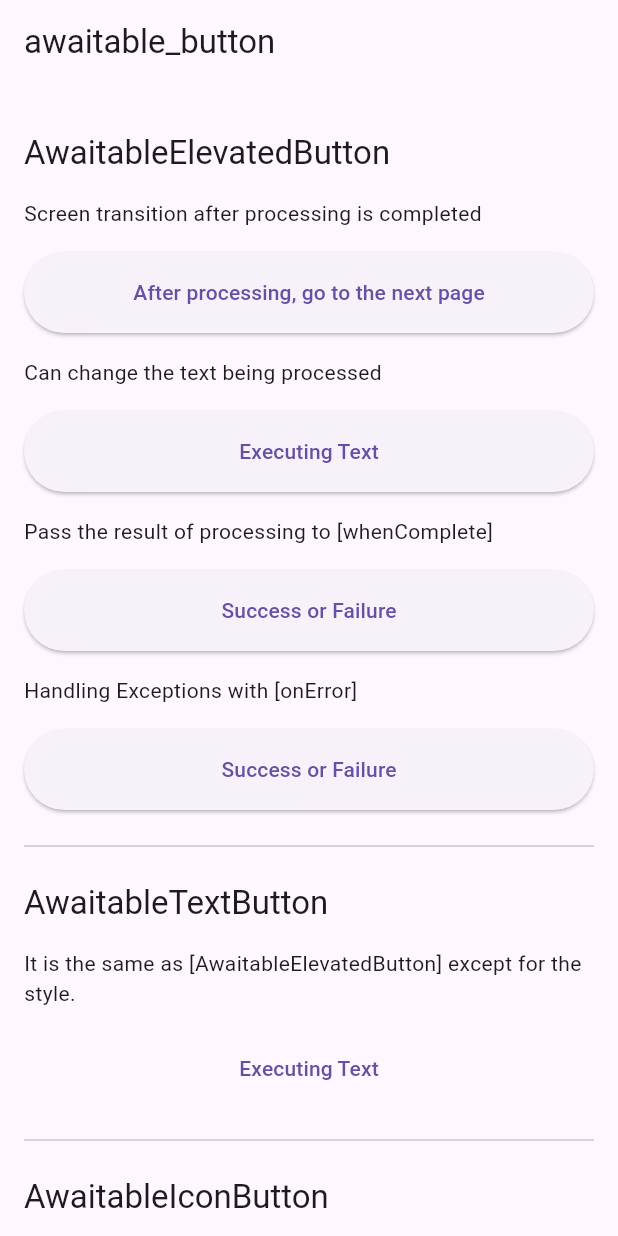
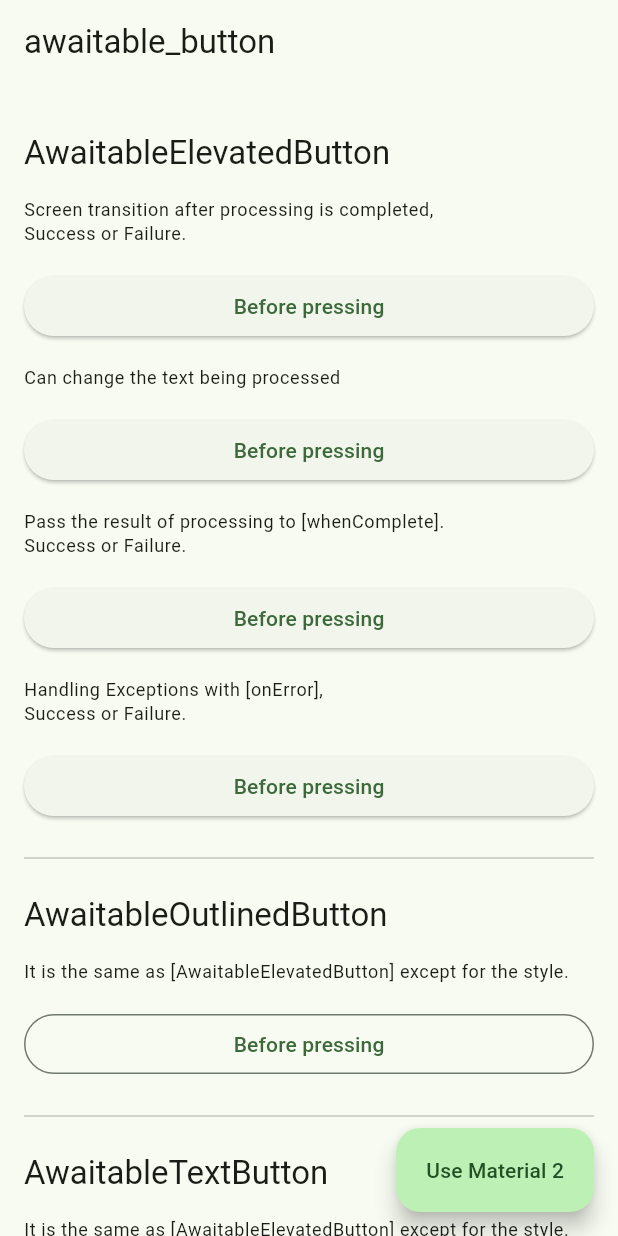
Before and after one commit to altive/awaitable_button, a Flutter app: the screen it shows after launch, on a phone screen of 412 x 824 dp. Run offline on Flutter 3.47's test engine with Material 2 defaults, Android fonts, the phone set to English and light mode, and no system bars.

Commit message:
feat: add `AwaitableFilledButton` and `AwaitableFilledTonalButton` representing `FilledButton` and `FilledTonalButton` in Material 3.

```diff
--- a/packages/awaitable_button/example/lib/main.dart
+++ b/packages/awaitable_button/example/lib/main.dart
@@ -9,28 +9,45 @@ void main() {
   runApp(const MyApp());
 }
 
-class MyApp extends StatelessWidget {
+class MyApp extends StatefulWidget {
   const MyApp({super.key});
+
+  @override
+  State<MyApp> createState() => _MyAppState();
+}
+
+class _MyAppState extends State<MyApp> {
+  bool useMaterial3 = true;
 
   @override
   Widget build(BuildContext context) {
     return MaterialApp(
       title: 'AwaitableButton Demo',
       theme: ThemeData(
-        useMaterial3: true,
-        elevatedButtonTheme: ElevatedButtonThemeData(
-          style: ElevatedButton.styleFrom(
-            minimumSize: const Size.fromHeight(54),
+        useMaterial3: useMaterial3,
+        colorSchemeSeed: useMaterial3 ? Colors.green : null,
+        primarySwatch: useMaterial3 ? null : Colors.blue,
       ),
+      home: MyHomePage(
+        useMaterial3: useMaterial3,
+        onFabPressed: () => setState(() {
+          useMaterial3 = !useMaterial3;
+        }),
       ),
-      ),
-      home: const MyHomePage(),
     );
   }
 }
 
 class MyHomePage extends StatefulWidget {
-  const MyHomePage({super.key});
+  const MyHomePage({
+    super.key,
+    required this.useMaterial3,
+    required this.onFabPressed,
+  });
+
+  final bool useMaterial3;
+
+  final VoidCallback onFabPressed;
 
   @override
   State<MyHomePage> createState() => _MyHomePageState();
@@ -43,17 +60,19 @@ class _MyHomePageState extends State<MyHomePage> {
       appBar: AppBar(
         title: const Text('awaitable_button'),
       ),
+      floatingActionButton: FloatingActionButton.extended(
+        onPressed: widget.onFabPressed,
+        label: Text(widget.useMaterial3 ? 'Use Material 2' : 'Use Material 3'),
+      ),
       body: ListView(
         padding: const EdgeInsets.all(16),
         children: <Widget>[
-          Text(
-            'AwaitableElevatedButton',
-            style: Theme.of(context).textTheme.headline6,
-          ),
-          const Text(
-            'Screen transition after processing is completed',
-          ),
-          AwaitableElevatedButton<void>(
+          _Button(
+            title: 'AwaitableElevatedButton',
+            description: '''
+Screen transition after processing is completed,
+Success or Failure.''',
+            button: AwaitableElevatedButton<void>(
               onPressed: () async {
                 await Future<void>.delayed(const Duration(seconds: 2));
               },
@@ -69,22 +88,24 @@ class _MyHomePageState extends State<MyHomePage> {
                   ),
                 );
               },
-            child: const Text('After processing, go to the next page'),
+              child: const Text('Before pressing'),
             ),
-          const Text(
-            'Can change the text being processed',
           ),
-          AwaitableElevatedButton<void>(
+          _Button(
+            description: 'Can change the text being processed',
+            button: AwaitableElevatedButton<void>(
               onPressed: () async {
                 await Future<void>.delayed(const Duration(seconds: 2));
               },
               executingChild: const Text('Executing...'),
-            child: const Text('Executing Text'),
+              child: const Text('Before pressing'),
             ),
-          const Text(
-            'Pass the result of processing to [whenComplete]',
           ),
-          AwaitableElevatedButton<String>(
+          _Button(
+            description: '''
+Pass the result of processing to [whenComplete].
+Success or Failure.''',
+            button: AwaitableElevatedButton<String>(
               onPressed: () async {
                 try {
                   await Future<void>.delayed(const Duration(seconds: 2));
@@ -113,12 +134,14 @@ class _MyHomePageState extends State<MyHomePage> {
                   },
                 );
               },
-            child: const Text('Success or Failure'),
+              child: const Text('Before pressing'),
             ),
-          const Text(
-            'Handling Exceptions with [onError]',
           ),
-          AwaitableElevatedButton<void>(
+          _Button(
+            description: '''
+Handling Exceptions with [onError],
+Success or Failure.''',
+            button: AwaitableElevatedButton<void>(
               onPressed: () async {
                 await Future<void>.delayed(const Duration(seconds: 2));
                 if (Random().nextBool()) {
@@ -127,7 +150,7 @@ class _MyHomePageState extends State<MyHomePage> {
               },
               onError: (exception, stackTrace) {
                 ScaffoldMessenger.of(context).showSnackBar(
-                SnackBar(content: Text('$exception, $stackTrace')),
+                  const SnackBar(content: Text('Failed.')),
                 );
               },
               whenComplete: (_) {
@@ -146,32 +169,68 @@ class _MyHomePageState extends State<MyHomePage> {
                   },
                 );
               },
-            child: const Text('Success or Failure'),
+              child: const Text('Before pressing'),
+            ),
           ),
           const Divider(),
-          Text(
-            'AwaitableTextButton',
-            style: Theme.of(context).textTheme.headline6,
-          ),
-          const Text(
-            'It is the same as [AwaitableElevatedButton] except for the style.',
-          ),
-          AwaitableTextButton<void>(
+          _Button(
+            title: 'AwaitableOutlinedButton',
+            description: 'It is the same as [AwaitableElevatedButton] '
+                'except for the style.',
+            button: AwaitableOutlinedButton<void>(
               onPressed: () async {
                 await Future<void>.delayed(const Duration(seconds: 2));
               },
               executingChild: const Text('Executing...'),
-            child: const Text('Executing Text'),
+              child: const Text('Before pressing'),
+            ),
           ),
           const Divider(),
-          Text(
-            'AwaitableIconButton',
-            style: Theme.of(context).textTheme.headline6,
+          _Button(
+            title: 'AwaitableTextButton',
+            description: 'It is the same as [AwaitableElevatedButton] '
+                'except for the style.',
+            button: AwaitableTextButton<void>(
+              onPressed: () async {
+                await Future<void>.delayed(const Duration(seconds: 2));
+              },
+              executingChild: const Text('Executing...'),
+              child: const Text('Before pressing'),
             ),
-          const Text(
-            'Success or Failure handling',
           ),
-          AwaitableIconButton<void>(
+          const Divider(),
+          if (widget.useMaterial3) ...[
+            _Button(
+              title: 'AwaitableFilledButton',
+              description: 'It is the same as [AwaitableElevatedButton] '
+                  'except for the style.',
+              button: AwaitableFilledButton<void>(
+                onPressed: () async {
+                  await Future<void>.delayed(const Duration(seconds: 2));
+                },
+                executingChild: const Text('Executing...'),
+                child: const Text('Before pressing'),
+              ),
+            ),
+            const Divider(),
+            _Button(
+              title: 'AwaitableFilledTonalButton',
+              description: 'It is the same as [AwaitableElevatedButton] '
+                  'except for the style.',
+              button: AwaitableFilledTonalButton<void>(
+                onPressed: () async {
+                  await Future<void>.delayed(const Duration(seconds: 2));
+                },
+                executingChild: const Text('Executing...'),
+                child: const Text('Before pressing'),
+              ),
+            ),
+            const Divider(),
+          ],
+          _Button(
+            title: 'AwaitableIconButton',
+            description: 'Success or Failure handling',
+            button: AwaitableIconButton<void>(
               onPressed: () async {
                 await Future<void>.delayed(const Duration(seconds: 2));
                 if (Random().nextBool()) {
@@ -201,15 +260,16 @@ class _MyHomePageState extends State<MyHomePage> {
               },
               icon: const Icon(Icons.timer),
             ),
-          const Text(
-            'Can change the icon being processed',
           ),
-          AwaitableIconButton<void>(
+          _Button(
+            description: 'Can change the icon being processed',
+            button: AwaitableIconButton<void>(
               onPressed: () async {
                 await Future<void>.delayed(const Duration(seconds: 1));
               },
               executingIcon: const Icon(Icons.timer_sharp),
               icon: const Icon(Icons.timer),
+            ),
           ),
         ].fold([], (widgets, next) {
           return widgets
@@ -222,3 +282,38 @@ class _MyHomePageState extends State<MyHomePage> {
     );
   }
 }
+
+class _Button extends StatelessWidget {
+  const _Button({
+    this.title,
+    required this.description,
+    required this.button,
+  });
+
+  final String? title;
+  final String description;
+  final Widget button;
+
+  @override
+  Widget build(BuildContext context) {
+    final title = this.title;
+    return Column(
+      crossAxisAlignment: CrossAxisAlignment.stretch,
+      children: [
+        if (title != null) ...[
+          Text(
+            title,
+            style: Theme.of(context).textTheme.headline6,
+          ),
+          const SizedBox(height: 16),
+        ],
+        Text(
+          description,
+          style: Theme.of(context).textTheme.caption,
+        ),
+        const SizedBox(height: 16),
+        button,
+      ],
+    );
+  }
+}
--- a/packages/awaitable_button/lib/awaitable_button.dart
+++ b/packages/awaitable_button/lib/awaitable_button.dart
@@ -1,6 +1,8 @@
 library awaitable_button;
 
 export 'src/awaitable_elevated_button.dart';
+export 'src/awaitable_filled_button.dart';
+export 'src/awaitable_filled_tonal_button.dart';
 export 'src/awaitable_icon_button.dart';
 export 'src/awaitable_outlined_button.dart';
 export 'src/awaitable_text_button.dart';
--- a/packages/awaitable_button/lib/src/awaitable_button.dart
+++ b/packages/awaitable_button/lib/src/awaitable_button.dart
@@ -147,6 +147,30 @@ class _AwaitableButtonState<R> extends State<AwaitableButton<R>>
                   ),
           child: child,
         );
+      case ButtonType.filled:
+        return ElevatedButton(
+          onPressed: p,
+          style: ElevatedButton.styleFrom(
+            onPrimary: Theme.of(context).colorScheme.onPrimary,
+            primary: Theme.of(context).colorScheme.primary,
+          ).merge(widget.buttonStyle).copyWith(
+                splashFactory: splashFactory,
+                elevation: ButtonStyleButton.allOrNull(0),
+              ),
+          child: child,
+        );
+      case ButtonType.filledTonal:
+        return ElevatedButton(
+          onPressed: p,
+          style: ElevatedButton.styleFrom(
+            onPrimary: Theme.of(context).colorScheme.onSecondaryContainer,
+            primary: Theme.of(context).colorScheme.secondaryContainer,
+          ).merge(widget.buttonStyle).copyWith(
+                splashFactory: splashFactory,
+                elevation: ButtonStyleButton.allOrNull(0),
+              ),
+          child: child,
+        );
     }
   }
 }
--- /dev/null
+++ b/packages/awaitable_button/lib/src/awaitable_filled_button.dart
@@ -0,0 +1,35 @@
+import 'awaitable_button.dart';
+import 'button_type.dart';
+
+/// Button with indicator display during processing to prevent consecutive hits.
+///
+/// Setting an asynchronous function to [onPressed] will display an indicator
+/// during execution and prevent pressing.
+/// [whenComplete] is executed when [onPressed] completes
+/// without throwing an exception
+/// [child] specifies the string to be displayed on the button
+/// If [executingChild] is specified, the string can be displayed
+/// with the running indicator.
+///
+/// Since `FilledButton` is not yet implemented in Flutter,
+/// an `ElevatedButtonThemeData` adjusted to
+/// look like a `FilledButton` will be used internally.
+/// https://github.com/flutter/flutter/issues/99022#issuecomment-1102992302
+class AwaitableFilledButton<R> extends AwaitableButton<R> {
+  /// Create an AwaitableButton.
+  ///
+  /// [child] arguments must not be null.
+  const AwaitableFilledButton({
+    super.key,
+    required super.onPressed,
+    super.whenComplete,
+    super.onError,
+    super.buttonStyle,
+    super.indicatorColor,
+    super.indicator,
+    super.executingChild,
+    required super.child,
+  }) : super(
+          buttonType: ButtonType.filled,
+        );
+}
--- /dev/null
+++ b/packages/awaitable_button/lib/src/awaitable_filled_tonal_button.dart
@@ -0,0 +1,35 @@
+import 'awaitable_button.dart';
+import 'button_type.dart';
+
+/// Button with indicator display during processing to prevent consecutive hits.
+///
+/// Setting an asynchronous function to [onPressed] will display an indicator
+/// during execution and prevent pressing.
+/// [whenComplete] is executed when [onPressed] completes
+/// without throwing an exception
+/// [child] specifies the string to be displayed on the button
+/// If [executingChild] is specified, the string can be displayed
+/// with the running indicator.
+///
+/// Since `FilledTonalButton` is not yet implemented in Flutter,
+/// an `ElevatedButtonThemeData` adjusted to
+/// look like a `FilledTonalButton` will be used internally.
+/// https://github.com/flutter/flutter/issues/99022#issuecomment-1102992302
+class AwaitableFilledTonalButton<R> extends AwaitableButton<R> {
+  /// Create an AwaitableButton.
+  ///
+  /// [child] arguments must not be null.
+  const AwaitableFilledTonalButton({
+    super.key,
+    required super.onPressed,
+    super.whenComplete,
+    super.onError,
+    super.buttonStyle,
+    super.indicatorColor,
+    super.indicator,
+    super.executingChild,
+    required super.child,
+  }) : super(
+          buttonType: ButtonType.filledTonal,
+        );
+}
--- a/packages/awaitable_button/lib/src/button_type.dart
+++ b/packages/awaitable_button/lib/src/button_type.dart
@@ -8,4 +8,10 @@ enum ButtonType {
 
   /// Use TextButton
   text,
+
+  /// Use FilledButton
+  filled,
+
+  /// Use FilledTonalButton
+  filledTonal,
 }
```
Lines whose indentation alone changed are shown as unchanged.
